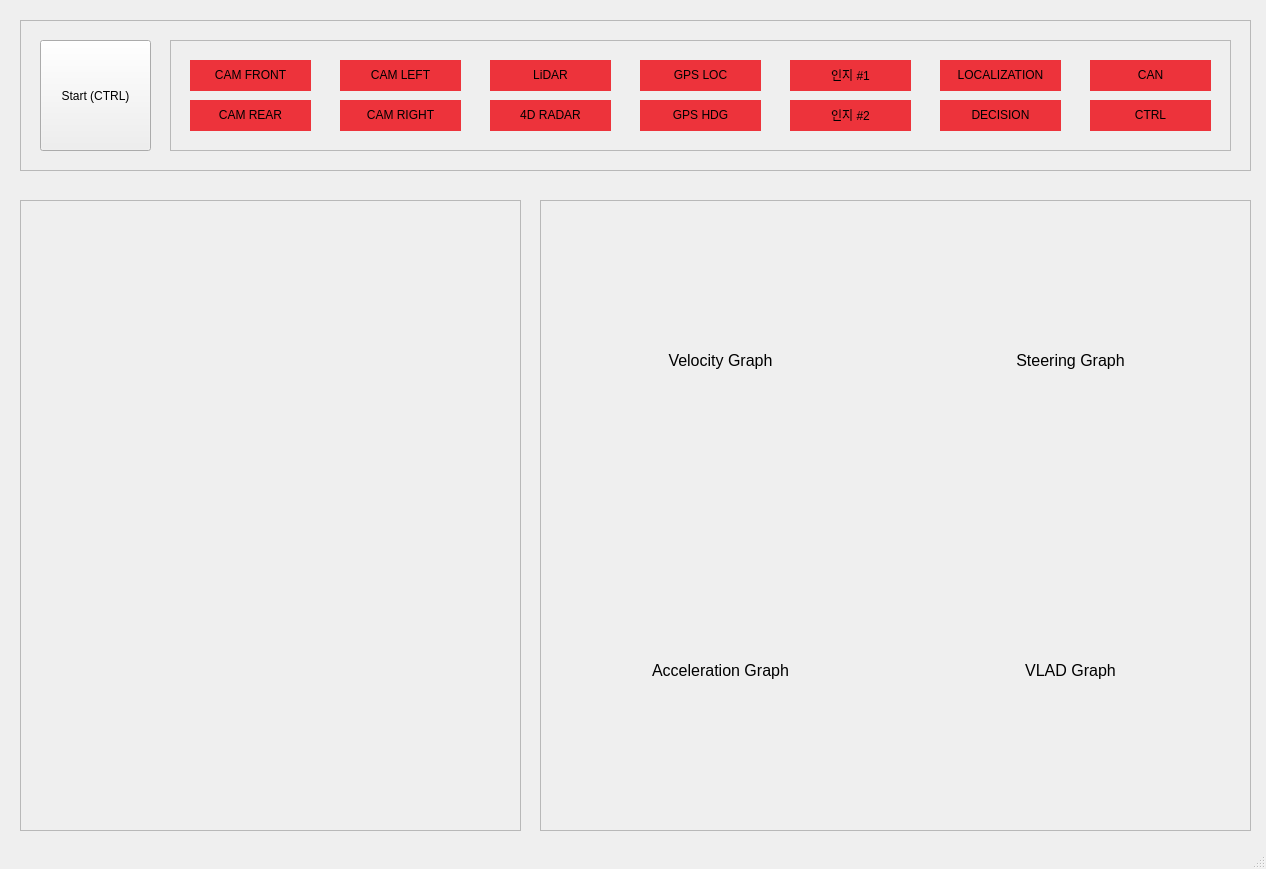
This is src/ui/forms/vilab_window.ui in VILABVisualPanel/VILAB_PANEL as Qt 5 draws it before an edit. The edited form follows.
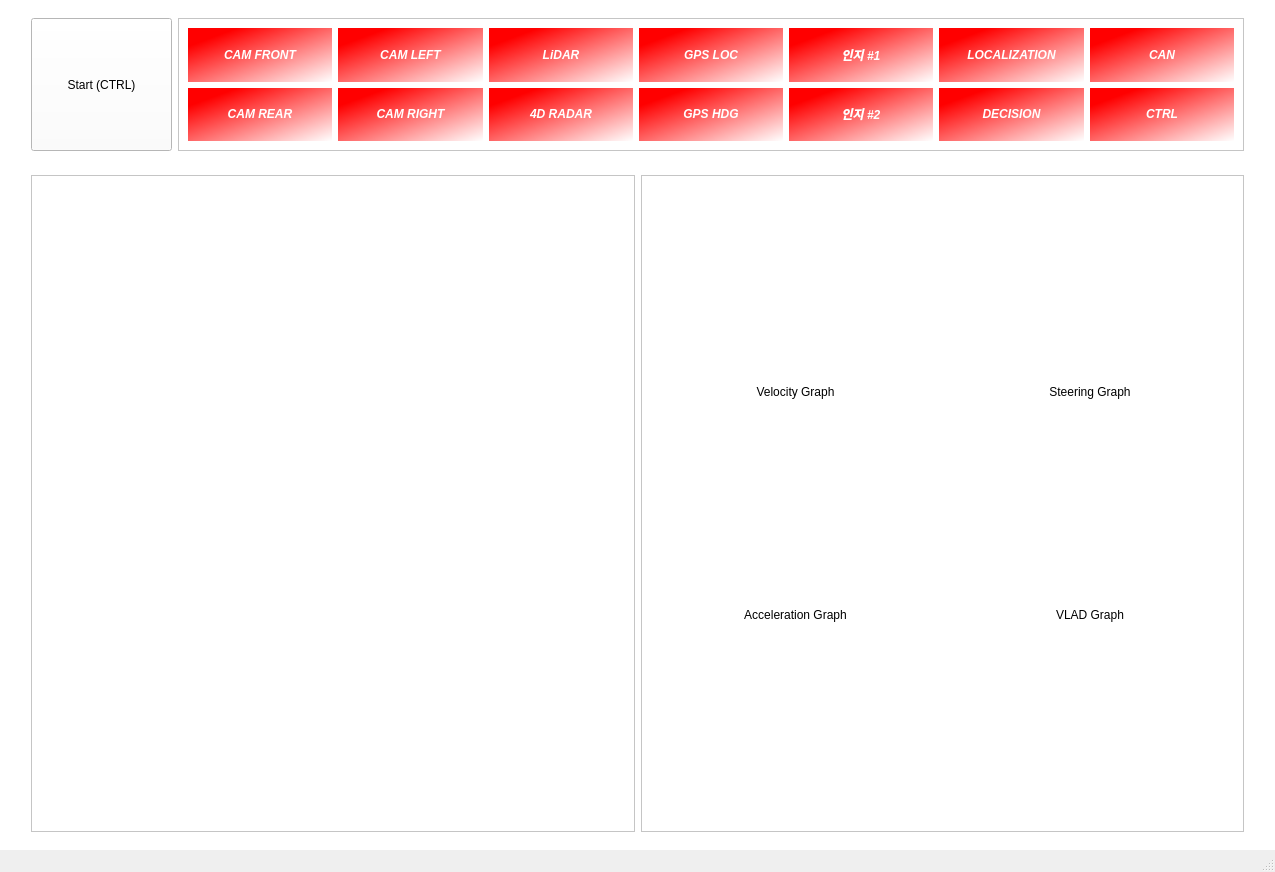
This is the edited form.

Patch:
```diff
--- a/src/ui/forms/vilab_window.ui
+++ b/src/ui/forms/vilab_window.ui
@@ -6,314 +6,368 @@
    <rect>
     <x>0</x>
     <y>0</y>
-    <width>1266</width>
-    <height>869</height>
+    <width>1275</width>
+    <height>872</height>
    </rect>
   </property>
   <property name="windowTitle">
    <string>MainWindow</string>
   </property>
-  <widget class="QWidget" name="mainWidget">
+  <property name="toolButtonStyle">
+   <enum>Qt::ToolButtonIconOnly</enum>
+  </property>
+  <widget class="QWidget" name="centralWidget">
+   <property name="sizePolicy">
+    <sizepolicy hsizetype="Preferred" vsizetype="Preferred">
+     <horstretch>0</horstretch>
+     <verstretch>0</verstretch>
+    </sizepolicy>
+   </property>
    <property name="styleSheet">
-    <string notr="true"/>
+    <string notr="true">background-color: rgb(255, 255, 255);</string>
    </property>
-   <widget class="QFrame" name="controlFrame">
-    <property name="geometry">
-     <rect>
-      <x>20</x>
-      <y>20</y>
+   <layout class="QGridLayout" name="gridLayout_4">
+    <item row="0" column="0">
+     <widget class="QWidget" name="controlWidget" native="true">
+      <property name="minimumSize">
+       <size>
+        <width>0</width>
+        <height>0</height>
+       </size>
+      </property>
+      <property name="maximumSize">
+       <size>
       <width>1231</width>
       <height>151</height>
-     </rect>
-    </property>
-    <property name="frameShape">
-     <enum>QFrame::StyledPanel</enum>
-    </property>
-    <property name="frameShadow">
-     <enum>QFrame::Raised</enum>
-    </property>
+       </size>
+      </property>
+      <layout class="QHBoxLayout" name="horizontalLayout_2">
+       <item>
     <widget class="QPushButton" name="startButton">
-     <property name="geometry">
-      <rect>
-       <x>20</x>
-       <y>20</y>
-       <width>111</width>
-       <height>111</height>
-      </rect>
+         <property name="minimumSize">
+          <size>
+           <width>0</width>
+           <height>0</height>
+          </size>
+         </property>
+         <property name="maximumSize">
+          <size>
+           <width>141</width>
+           <height>148</height>
+          </size>
+         </property>
+         <property name="font">
+          <font>
+           <weight>50</weight>
+           <bold>false</bold>
+          </font>
      </property>
      <property name="cursor">
       <cursorShape>PointingHandCursor</cursorShape>
      </property>
+         <property name="styleSheet">
+          <string notr="true">color: black;</string>
+         </property>
      <property name="text">
       <string>Start (CTRL)</string>
      </property>
     </widget>
-    <widget class="QFrame" name="statusFrame">
-     <property name="geometry">
-      <rect>
-       <x>150</x>
-       <y>20</y>
-       <width>1061</width>
-       <height>111</height>
-      </rect>
-     </property>
+       </item>
+       <item>
+        <widget class="QFrame" name="healthMonitorFrame">
      <property name="frameShape">
       <enum>QFrame::StyledPanel</enum>
      </property>
      <property name="frameShadow">
       <enum>QFrame::Raised</enum>
      </property>
+         <layout class="QGridLayout" name="gridLayout_3">
+          <item row="0" column="0">
      <widget class="QLabel" name="camfrontLabel">
-      <property name="geometry">
-       <rect>
-        <x>20</x>
-        <y>20</y>
-        <width>121</width>
-        <height>31</height>
-       </rect>
+            <property name="font">
+             <font>
+              <weight>75</weight>
+              <italic>true</italic>
+              <bold>true</bold>
+             </font>
       </property>
       <property name="styleSheet">
-       <string notr="true">background-color: rgb(237, 51, 59);
-</string>
+             <string notr="true">background-color: qlineargradient(spread:pad, x1:0, y1:0, x2:1, y2:1, stop:0.171875 rgba(255, 0, 0, 255), stop:1 rgba(255, 255, 255, 255));
+color:white;</string>
       </property>
       <property name="text">
        <string>&lt;html&gt;&lt;head/&gt;&lt;body&gt;&lt;p align=&quot;center&quot;&gt;CAM FRONT&lt;/p&gt;&lt;/body&gt;&lt;/html&gt;</string>
       </property>
      </widget>
-     <widget class="QLabel" name="camrearLabel">
-      <property name="geometry">
-       <rect>
-        <x>20</x>
-        <y>60</y>
-        <width>121</width>
-        <height>31</height>
-       </rect>
+          </item>
+          <item row="0" column="6">
+           <widget class="QLabel" name="canLabel">
+            <property name="font">
+             <font>
+              <weight>75</weight>
+              <italic>true</italic>
+              <bold>true</bold>
+             </font>
       </property>
       <property name="styleSheet">
-       <string notr="true">background-color: rgb(237, 51, 59);</string>
+             <string notr="true">background-color: qlineargradient(spread:pad, x1:0, y1:0, x2:1, y2:1, stop:0.171875 rgba(255, 0, 0, 255), stop:1 rgba(255, 255, 255, 255));
+color:white</string>
       </property>
       <property name="text">
-       <string>&lt;html&gt;&lt;head/&gt;&lt;body&gt;&lt;p align=&quot;center&quot;&gt;CAM REAR&lt;/p&gt;&lt;/body&gt;&lt;/html&gt;</string>
-      </property>
-     </widget>
-     <widget class="QLabel" name="camleftLabel">
-      <property name="geometry">
-       <rect>
-        <x>170</x>
-        <y>20</y>
-        <width>121</width>
-        <height>31</height>
-       </rect>
-      </property>
-      <property name="styleSheet">
-       <string notr="true">background-color: rgb(237, 51, 59);</string>
-      </property>
-      <property name="text">
-       <string>&lt;html&gt;&lt;head/&gt;&lt;body&gt;&lt;p align=&quot;center&quot;&gt;CAM LEFT&lt;/p&gt;&lt;/body&gt;&lt;/html&gt;</string>
-      </property>
-     </widget>
-     <widget class="QLabel" name="camrightLabel">
-      <property name="geometry">
-       <rect>
-        <x>170</x>
-        <y>60</y>
-        <width>121</width>
-        <height>31</height>
-       </rect>
-      </property>
-      <property name="styleSheet">
-       <string notr="true">background-color: rgb(237, 51, 59);</string>
-      </property>
-      <property name="text">
-       <string>&lt;html&gt;&lt;head/&gt;&lt;body&gt;&lt;p align=&quot;center&quot;&gt;CAM RIGHT&lt;/p&gt;&lt;/body&gt;&lt;/html&gt;</string>
-      </property>
-     </widget>
-     <widget class="QLabel" name="lidarLabel">
-      <property name="geometry">
-       <rect>
-        <x>320</x>
-        <y>20</y>
-        <width>121</width>
-        <height>31</height>
-       </rect>
-      </property>
-      <property name="styleSheet">
-       <string notr="true">background-color: rgb(237, 51, 59);</string>
-      </property>
-      <property name="text">
-       <string>&lt;html&gt;&lt;head/&gt;&lt;body&gt;&lt;p align=&quot;center&quot;&gt;LiDAR&lt;/p&gt;&lt;/body&gt;&lt;/html&gt;</string>
-      </property>
-     </widget>
+             <string>&lt;html&gt;&lt;head/&gt;&lt;body&gt;&lt;p align=&quot;center&quot;&gt;CAN&lt;/p&gt;&lt;/body&gt;&lt;/html&gt;</string>
+            </property>
+           </widget>
+          </item>
+          <item row="1" column="2">
      <widget class="QLabel" name="ladar4dLabel">
-      <property name="geometry">
-       <rect>
-        <x>320</x>
-        <y>60</y>
-        <width>121</width>
-        <height>31</height>
-       </rect>
+            <property name="font">
+             <font>
+              <weight>75</weight>
+              <italic>true</italic>
+              <bold>true</bold>
+             </font>
       </property>
       <property name="styleSheet">
-       <string notr="true">background-color: rgb(237, 51, 59);</string>
+             <string notr="true">background-color: qlineargradient(spread:pad, x1:0, y1:0, x2:1, y2:1, stop:0.171875 rgba(255, 0, 0, 255), stop:1 rgba(255, 255, 255, 255));
+color:white</string>
       </property>
       <property name="text">
        <string>&lt;html&gt;&lt;head/&gt;&lt;body&gt;&lt;p align=&quot;center&quot;&gt;4D RADAR&lt;/p&gt;&lt;/body&gt;&lt;/html&gt;</string>
       </property>
      </widget>
+          </item>
+          <item row="0" column="3">
      <widget class="QLabel" name="gpslocLabel">
-      <property name="geometry">
-       <rect>
-        <x>470</x>
-        <y>20</y>
-        <width>121</width>
-        <height>31</height>
-       </rect>
+            <property name="font">
+             <font>
+              <weight>75</weight>
+              <italic>true</italic>
+              <bold>true</bold>
+             </font>
       </property>
       <property name="styleSheet">
-       <string notr="true">background-color: rgb(237, 51, 59);</string>
+             <string notr="true">background-color: qlineargradient(spread:pad, x1:0, y1:0, x2:1, y2:1, stop:0.171875 rgba(255, 0, 0, 255), stop:1 rgba(255, 255, 255, 255));
+color:white</string>
       </property>
       <property name="text">
        <string>&lt;html&gt;&lt;head/&gt;&lt;body&gt;&lt;p align=&quot;center&quot;&gt;GPS LOC&lt;/p&gt;&lt;/body&gt;&lt;/html&gt;</string>
       </property>
      </widget>
-     <widget class="QLabel" name="gpshdgLabel">
-      <property name="geometry">
-       <rect>
-        <x>470</x>
-        <y>60</y>
-        <width>121</width>
-        <height>31</height>
-       </rect>
-      </property>
-      <property name="styleSheet">
-       <string notr="true">background-color: rgb(237, 51, 59);</string>
-      </property>
-      <property name="text">
-       <string>&lt;html&gt;&lt;head/&gt;&lt;body&gt;&lt;p align=&quot;center&quot;&gt;GPS HDG&lt;/p&gt;&lt;/body&gt;&lt;/html&gt;</string>
-      </property>
-     </widget>
-     <widget class="QLabel" name="recog1Label">
-      <property name="geometry">
-       <rect>
-        <x>620</x>
-        <y>20</y>
-        <width>121</width>
-        <height>31</height>
-       </rect>
-      </property>
-      <property name="styleSheet">
-       <string notr="true">background-color: rgb(237, 51, 59);</string>
-      </property>
-      <property name="text">
-       <string>&lt;html&gt;&lt;head/&gt;&lt;body&gt;&lt;p align=&quot;center&quot;&gt;인지 #1&lt;/p&gt;&lt;/body&gt;&lt;/html&gt;</string>
-      </property>
-     </widget>
-     <widget class="QLabel" name="recog2Label">
-      <property name="geometry">
-       <rect>
-        <x>620</x>
-        <y>60</y>
-        <width>121</width>
-        <height>31</height>
-       </rect>
-      </property>
-      <property name="styleSheet">
-       <string notr="true">background-color: rgb(237, 51, 59);</string>
-      </property>
-      <property name="text">
-       <string>&lt;html&gt;&lt;head/&gt;&lt;body&gt;&lt;p align=&quot;center&quot;&gt;인지 #2&lt;/p&gt;&lt;/body&gt;&lt;/html&gt;</string>
-      </property>
-     </widget>
+          </item>
+          <item row="0" column="5">
      <widget class="QLabel" name="localLabel">
-      <property name="geometry">
-       <rect>
-        <x>770</x>
-        <y>20</y>
-        <width>121</width>
-        <height>31</height>
-       </rect>
+            <property name="font">
+             <font>
+              <weight>75</weight>
+              <italic>true</italic>
+              <bold>true</bold>
+             </font>
       </property>
       <property name="styleSheet">
-       <string notr="true">background-color: rgb(237, 51, 59);</string>
+             <string notr="true">background-color: qlineargradient(spread:pad, x1:0, y1:0, x2:1, y2:1, stop:0.171875 rgba(255, 0, 0, 255), stop:1 rgba(255, 255, 255, 255));
+color:white</string>
       </property>
       <property name="text">
        <string>&lt;html&gt;&lt;head/&gt;&lt;body&gt;&lt;p align=&quot;center&quot;&gt;LOCALIZATION&lt;/p&gt;&lt;/body&gt;&lt;/html&gt;</string>
       </property>
      </widget>
-     <widget class="QLabel" name="decisionLabel">
-      <property name="geometry">
-       <rect>
-        <x>770</x>
-        <y>60</y>
-        <width>121</width>
-        <height>31</height>
-       </rect>
+          </item>
+          <item row="1" column="0">
+           <widget class="QLabel" name="camrearLabel">
+            <property name="font">
+             <font>
+              <weight>75</weight>
+              <italic>true</italic>
+              <bold>true</bold>
+             </font>
       </property>
       <property name="styleSheet">
-       <string notr="true">background-color: rgb(237, 51, 59);</string>
+             <string notr="true">background-color: qlineargradient(spread:pad, x1:0, y1:0, x2:1, y2:1, stop:0.171875 rgba(255, 0, 0, 255), stop:1 rgba(255, 255, 255, 255));
+color:white</string>
       </property>
       <property name="text">
-       <string>&lt;html&gt;&lt;head/&gt;&lt;body&gt;&lt;p align=&quot;center&quot;&gt;DECISION&lt;/p&gt;&lt;/body&gt;&lt;/html&gt;</string>
-      </property>
-     </widget>
-     <widget class="QLabel" name="canLabel">
-      <property name="geometry">
-       <rect>
-        <x>920</x>
-        <y>20</y>
-        <width>121</width>
-        <height>31</height>
-       </rect>
-      </property>
-      <property name="styleSheet">
-       <string notr="true">background-color: rgb(237, 51, 59);</string>
-      </property>
-      <property name="text">
-       <string>&lt;html&gt;&lt;head/&gt;&lt;body&gt;&lt;p align=&quot;center&quot;&gt;CAN&lt;/p&gt;&lt;/body&gt;&lt;/html&gt;</string>
-      </property>
-     </widget>
+             <string>&lt;html&gt;&lt;head/&gt;&lt;body&gt;&lt;p align=&quot;center&quot;&gt;CAM REAR&lt;/p&gt;&lt;/body&gt;&lt;/html&gt;</string>
+            </property>
+           </widget>
+          </item>
+          <item row="1" column="6">
      <widget class="QLabel" name="ctrlLabel">
-      <property name="geometry">
-       <rect>
-        <x>920</x>
-        <y>60</y>
-        <width>121</width>
-        <height>31</height>
-       </rect>
+            <property name="font">
+             <font>
+              <weight>75</weight>
+              <italic>true</italic>
+              <bold>true</bold>
+             </font>
       </property>
       <property name="styleSheet">
-       <string notr="true">background-color: rgb(237, 51, 59);</string>
+             <string notr="true">background-color: qlineargradient(spread:pad, x1:0, y1:0, x2:1, y2:1, stop:0.171875 rgba(255, 0, 0, 255), stop:1 rgba(255, 255, 255, 255));
+color:white</string>
       </property>
       <property name="text">
        <string>&lt;html&gt;&lt;head/&gt;&lt;body&gt;&lt;p align=&quot;center&quot;&gt;CTRL&lt;/p&gt;&lt;/body&gt;&lt;/html&gt;</string>
       </property>
      </widget>
-    </widget>
-   </widget>
+          </item>
+          <item row="0" column="2">
+           <widget class="QLabel" name="lidarLabel">
+            <property name="font">
+             <font>
+              <weight>75</weight>
+              <italic>true</italic>
+              <bold>true</bold>
+             </font>
+            </property>
+            <property name="styleSheet">
+             <string notr="true">background-color: qlineargradient(spread:pad, x1:0, y1:0, x2:1, y2:1, stop:0.171875 rgba(255, 0, 0, 255), stop:1 rgba(255, 255, 255, 255));
+color:white</string>
+            </property>
+            <property name="text">
+             <string>&lt;html&gt;&lt;head/&gt;&lt;body&gt;&lt;p align=&quot;center&quot;&gt;LiDAR&lt;/p&gt;&lt;/body&gt;&lt;/html&gt;</string>
+            </property>
+           </widget>
+          </item>
+          <item row="1" column="1">
+           <widget class="QLabel" name="camrightLabel">
+            <property name="font">
+             <font>
+              <weight>75</weight>
+              <italic>true</italic>
+              <bold>true</bold>
+             </font>
+            </property>
+            <property name="styleSheet">
+             <string notr="true">background-color: qlineargradient(spread:pad, x1:0, y1:0, x2:1, y2:1, stop:0.171875 rgba(255, 0, 0, 255), stop:1 rgba(255, 255, 255, 255));
+color:white</string>
+            </property>
+            <property name="text">
+             <string>&lt;html&gt;&lt;head/&gt;&lt;body&gt;&lt;p align=&quot;center&quot;&gt;CAM RIGHT&lt;/p&gt;&lt;/body&gt;&lt;/html&gt;</string>
+            </property>
+           </widget>
+          </item>
+          <item row="0" column="1">
+           <widget class="QLabel" name="camleftLabel">
+            <property name="font">
+             <font>
+              <weight>75</weight>
+              <italic>true</italic>
+              <bold>true</bold>
+             </font>
+            </property>
+            <property name="styleSheet">
+             <string notr="true">background-color: qlineargradient(spread:pad, x1:0, y1:0, x2:1, y2:1, stop:0.171875 rgba(255, 0, 0, 255), stop:1 rgba(255, 255, 255, 255));
+color:white</string>
+            </property>
+            <property name="text">
+             <string>&lt;html&gt;&lt;head/&gt;&lt;body&gt;&lt;p align=&quot;center&quot;&gt;CAM LEFT&lt;/p&gt;&lt;/body&gt;&lt;/html&gt;</string>
+            </property>
+           </widget>
+          </item>
+          <item row="1" column="5">
+           <widget class="QLabel" name="decisionLabel">
+            <property name="font">
+             <font>
+              <weight>75</weight>
+              <italic>true</italic>
+              <bold>true</bold>
+             </font>
+            </property>
+            <property name="styleSheet">
+             <string notr="true">background-color: qlineargradient(spread:pad, x1:0, y1:0, x2:1, y2:1, stop:0.171875 rgba(255, 0, 0, 255), stop:1 rgba(255, 255, 255, 255));
+color:white</string>
+            </property>
+            <property name="text">
+             <string>&lt;html&gt;&lt;head/&gt;&lt;body&gt;&lt;p align=&quot;center&quot;&gt;DECISION&lt;/p&gt;&lt;/body&gt;&lt;/html&gt;</string>
+            </property>
+           </widget>
+          </item>
+          <item row="1" column="4">
+           <widget class="QLabel" name="recog2Label">
+            <property name="font">
+             <font>
+              <weight>75</weight>
+              <italic>true</italic>
+              <bold>true</bold>
+             </font>
+            </property>
+            <property name="styleSheet">
+             <string notr="true">background-color: qlineargradient(spread:pad, x1:0, y1:0, x2:1, y2:1, stop:0.171875 rgba(255, 0, 0, 255), stop:1 rgba(255, 255, 255, 255));
+color:white</string>
+            </property>
+            <property name="text">
+             <string>&lt;html&gt;&lt;head/&gt;&lt;body&gt;&lt;p align=&quot;center&quot;&gt;인지 #2&lt;/p&gt;&lt;/body&gt;&lt;/html&gt;</string>
+            </property>
+           </widget>
+          </item>
+          <item row="0" column="4">
+           <widget class="QLabel" name="recog1Label">
+            <property name="font">
+             <font>
+              <weight>75</weight>
+              <italic>true</italic>
+              <bold>true</bold>
+             </font>
+            </property>
+            <property name="styleSheet">
+             <string notr="true">background-color: qlineargradient(spread:pad, x1:0, y1:0, x2:1, y2:1, stop:0.171875 rgba(255, 0, 0, 255), stop:1 rgba(255, 255, 255, 255));
+color:white</string>
+            </property>
+            <property name="text">
+             <string>&lt;html&gt;&lt;head/&gt;&lt;body&gt;&lt;p align=&quot;center&quot;&gt;인지 #1&lt;/p&gt;&lt;/body&gt;&lt;/html&gt;</string>
+            </property>
+           </widget>
+          </item>
+          <item row="1" column="3">
+           <widget class="QLabel" name="gpshdgLabel">
+            <property name="font">
+             <font>
+              <weight>75</weight>
+              <italic>true</italic>
+              <bold>true</bold>
+             </font>
+            </property>
+            <property name="styleSheet">
+             <string notr="true">background-color: qlineargradient(spread:pad, x1:0, y1:0, x2:1, y2:1, stop:0.171875 rgba(255, 0, 0, 255), stop:1 rgba(255, 255, 255, 255));
+color:white</string>
+            </property>
+            <property name="text">
+             <string>&lt;html&gt;&lt;head/&gt;&lt;body&gt;&lt;p align=&quot;center&quot;&gt;GPS HDG&lt;/p&gt;&lt;/body&gt;&lt;/html&gt;</string>
+            </property>
+           </widget>
+          </item>
+         </layout>
+        </widget>
+       </item>
+      </layout>
+     </widget>
+    </item>
+    <item row="1" column="0">
+     <widget class="QWidget" name="visualWidget" native="true">
+      <layout class="QHBoxLayout" name="horizontalLayout">
+       <item>
+        <widget class="QFrame" name="matplotFrame">
+         <property name="frameShape">
+          <enum>QFrame::StyledPanel</enum>
+         </property>
+         <property name="frameShadow">
+          <enum>QFrame::Raised</enum>
+         </property>
+         <layout class="QVBoxLayout" name="verticalLayout">
+          <item>
+           <layout class="QVBoxLayout" name="matplotLayout"/>
+          </item>
+         </layout>
+        </widget>
+       </item>
+       <item>
    <widget class="QFrame" name="graphFrame">
-    <property name="geometry">
-     <rect>
-      <x>540</x>
-      <y>200</y>
-      <width>711</width>
-      <height>631</height>
-     </rect>
-    </property>
     <property name="frameShape">
      <enum>QFrame::StyledPanel</enum>
     </property>
     <property name="frameShadow">
      <enum>QFrame::Raised</enum>
     </property>
-    <widget class="QWidget" name="layoutWidget_2">
-     <property name="geometry">
-      <rect>
-       <x>20</x>
-       <y>20</y>
-       <width>321</width>
-       <height>281</height>
-      </rect>
-     </property>
+         <layout class="QGridLayout" name="gridLayout_2">
+          <item row="0" column="0">
      <layout class="QVBoxLayout" name="velocityLayout">
       <item>
        <widget class="QLabel" name="velocityLabel">
@@ -330,7 +384,7 @@
          </size>
         </property>
         <property name="styleSheet">
-         <string notr="true">font-size: 16px</string>
+               <string notr="true">color:black;</string>
         </property>
         <property name="text">
          <string>Velocity Graph</string>
@@ -341,16 +395,8 @@
        </widget>
       </item>
      </layout>
-    </widget>
-    <widget class="QWidget" name="layoutWidget_3">
-     <property name="geometry">
-      <rect>
-       <x>370</x>
-       <y>20</y>
-       <width>321</width>
-       <height>281</height>
-      </rect>
-     </property>
+          </item>
+          <item row="0" column="1">
      <layout class="QVBoxLayout" name="steerLayout">
       <item>
        <widget class="QLabel" name="steerLabel">
@@ -367,7 +413,7 @@
          </size>
         </property>
         <property name="styleSheet">
-         <string notr="true">font-size: 16px</string>
+               <string notr="true">color:black;</string>
         </property>
         <property name="text">
          <string>Steering Graph</string>
@@ -378,16 +424,8 @@
        </widget>
       </item>
      </layout>
-    </widget>
-    <widget class="QWidget" name="layoutWidget_4">
-     <property name="geometry">
-      <rect>
-       <x>20</x>
-       <y>330</y>
-       <width>321</width>
-       <height>281</height>
-      </rect>
-     </property>
+          </item>
+          <item row="1" column="0">
      <layout class="QVBoxLayout" name="accelLayout">
       <item>
        <widget class="QLabel" name="accelLabel">
@@ -404,7 +442,7 @@
          </size>
         </property>
         <property name="styleSheet">
-         <string notr="true">font-size: 16px</string>
+               <string notr="true">color:black;</string>
         </property>
         <property name="text">
          <string>Acceleration Graph</string>
@@ -415,16 +453,8 @@
        </widget>
       </item>
      </layout>
-    </widget>
-    <widget class="QWidget" name="layoutWidget_5">
-     <property name="geometry">
-      <rect>
-       <x>370</x>
-       <y>330</y>
-       <width>321</width>
-       <height>281</height>
-      </rect>
-     </property>
+          </item>
+          <item row="1" column="1">
      <layout class="QVBoxLayout" name="vladLayout">
       <item>
        <widget class="QLabel" name="vladLabel">
@@ -441,7 +471,7 @@
          </size>
         </property>
         <property name="styleSheet">
-         <string notr="true">font-size: 16px</string>
+               <string notr="true">color:black;</string>
         </property>
         <property name="text">
          <string>VLAD Graph</string>
@@ -452,37 +482,16 @@
        </widget>
       </item>
      </layout>
-    </widget>
-   </widget>
-   <widget class="QFrame" name="matplotFrame">
-    <property name="geometry">
-     <rect>
-      <x>20</x>
-      <y>200</y>
-      <width>501</width>
-      <height>631</height>
-     </rect>
-    </property>
-    <property name="frameShape">
-     <enum>QFrame::StyledPanel</enum>
-    </property>
-    <property name="frameShadow">
-     <enum>QFrame::Raised</enum>
-    </property>
-    <widget class="QWidget" name="layoutWidget_6">
-     <property name="geometry">
-      <rect>
-       <x>20</x>
-       <y>20</y>
-       <width>461</width>
-       <height>591</height>
-      </rect>
-     </property>
-     <layout class="QVBoxLayout" name="matplotLayout"/>
-    </widget>
-   </widget>
-  </widget>
-  <widget class="QStatusBar" name="statusbar"/>
+          </item>
+         </layout>
+        </widget>
+       </item>
+      </layout>
+     </widget>
+    </item>
+   </layout>
+  </widget>
+  <widget class="QStatusBar" name="statusBar"/>
  </widget>
  <resources/>
  <connections/>
```
Left out of the diff: 2 changed lines with no effect on the pictures. Lines whose indentation alone changed are shown as unchanged.
